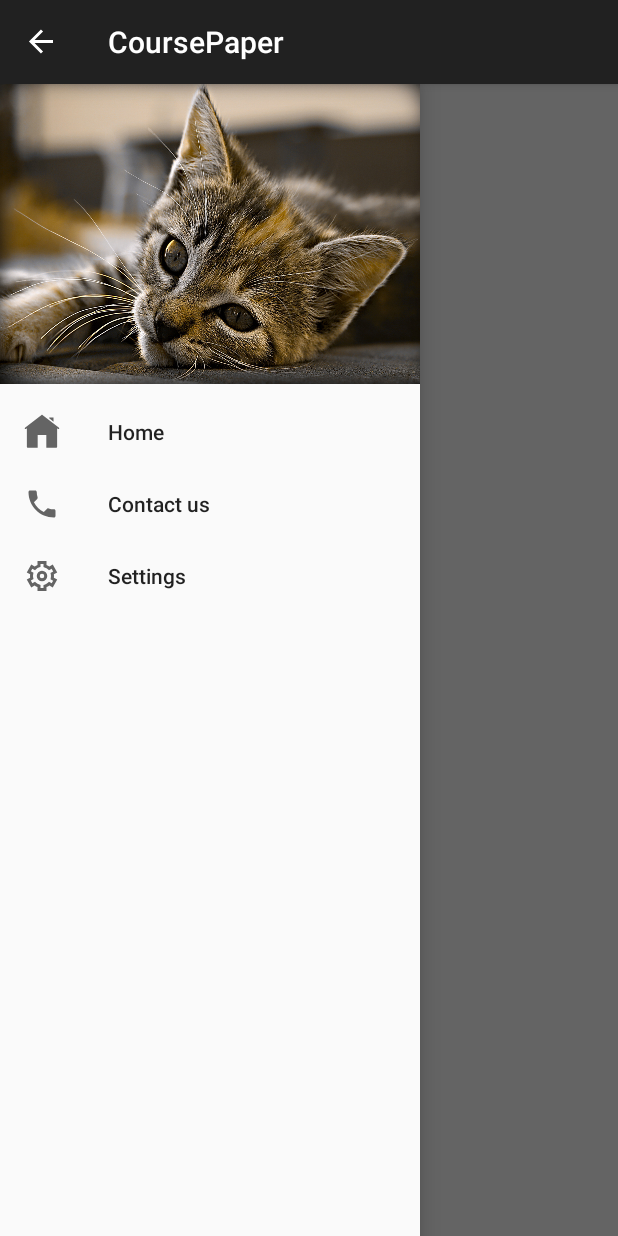
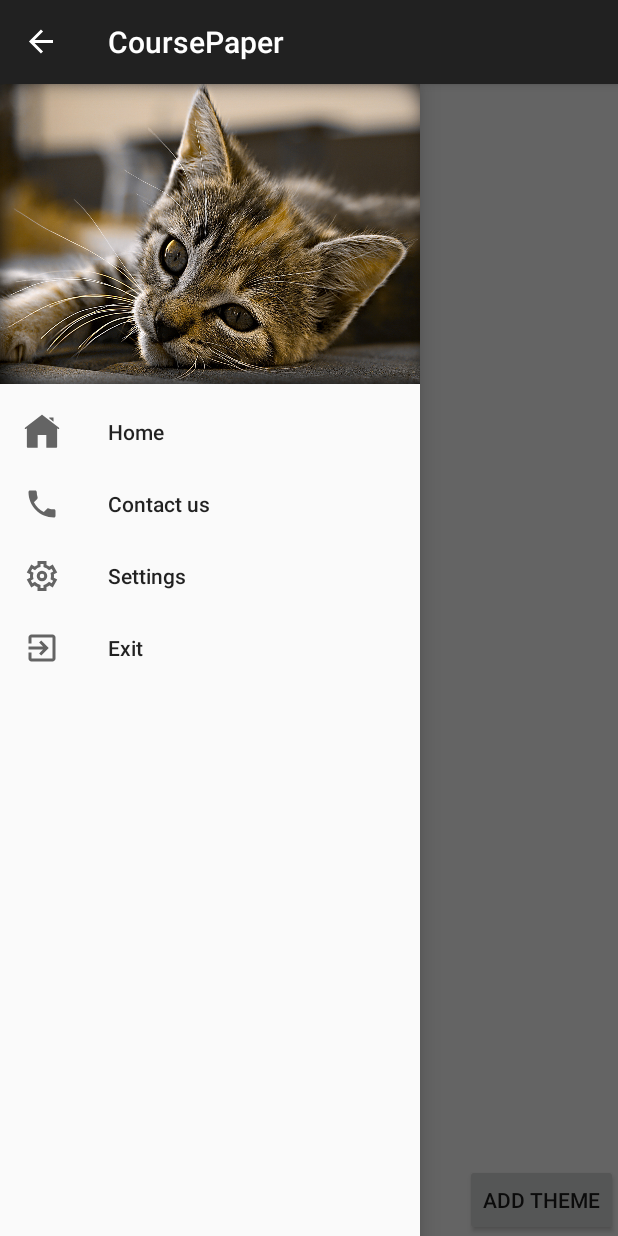
Before and after one commit to FemixGH/CoursePaper, an Android app: the MainFragment screen opened directly, with no data from a screen before it, with the side drawer open, on a phone screen of 412 x 824 dp. Run offline under Robolectric (Android 15) with nearby library versions, the phone set to English and light mode, and no system bars; our stand-ins replace Firebase (no records; nobody signed in at launch, a user with empty details on screens opened directly).

Commit message:
выход из приложения и добавление тем

```diff
--- /dev/null
+++ b/app/src/main/res/drawable/baseline_exit_to_app_24.xml
@@ -0,0 +1,5 @@
+<vector xmlns:android="http://schemas.android.com/apk/res/android" android:autoMirrored="true" android:height="24dp" android:tint="#000000" android:viewportHeight="24" android:viewportWidth="24" android:width="24dp">
+
+    <path android:fillColor="@android:color/white" android:pathData="M10.09,15.59L11.5,17l5,-5 -5,-5 -1.41,1.41L12.67,11H3v2h9.67l-2.58,2.59zM19,3H5c-1.11,0 -2,0.9 -2,2v4h2V5h14v14H5v-4H3v4c0,1.1 0.89,2 2,2h14c1.1,0 2,-0.9 2,-2V5c0,-1.1 -0.9,-2 -2,-2z"/>
+
+</vector>
--- a/app/src/main/res/layout/main_fragment.xml
+++ b/app/src/main/res/layout/main_fragment.xml
@@ -10,4 +10,13 @@
         android:layout_width="match_parent"
         android:layout_height="match_parent"
         android:id="@+id/recyclerview"/>
+
+    <Button
+        android:id="@+id/add_theme_button"
+        android:layout_width="wrap_content"
+        android:layout_height="wrap_content"
+        android:text="Add Theme"
+        app:layout_constraintBottom_toBottomOf="@+id/recyclerview"
+        app:layout_constraintEnd_toEndOf="parent" />
+
 </androidx.constraintlayout.widget.ConstraintLayout>
--- a/app/src/main/res/menu/main_menu.xml
+++ b/app/src/main/res/menu/main_menu.xml
@@ -17,5 +17,9 @@
             android:icon="@drawable/ic_settings_24dp"
             android:title="Settings"
             />
+        <item
+            android:id="@+id/exit"
+            android:title="Exit"
+            android:icon="@drawable/baseline_exit_to_app_24"/>
     </group>
 </menu>
```
Also changed, not shown: app/src/main/java/com/example/coursepaper/MainActivity.java (+9 -0 lines), app/src/main/java/com/example/coursepaper/MainFragment.java (+65 -0 lines), app/src/main/res/layout/add_theme_dialog.xml (added, +13 -0 lines).
